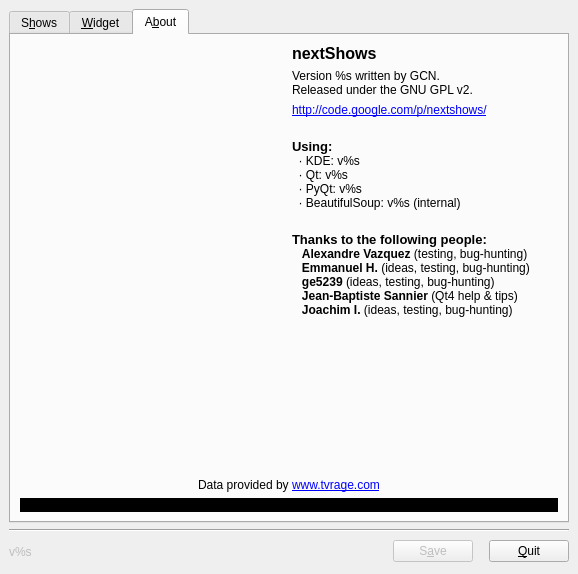
The window that nextShows/WorkFiles/ConfigGUI/NextShowsConfig.ui (gilcn/nextshows) describes before a commit, drawn with Qt 5.
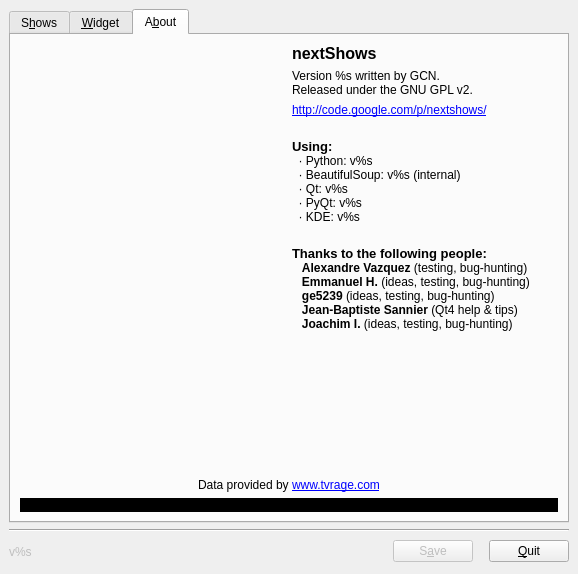
The same window after the commit. Icons and pictures are not drawn.

Commit message: Adding Python version to "About" tab

```diff
--- a/nextShows/WorkFiles/ConfigGUI/NextShowsConfig.ui
+++ b/nextShows/WorkFiles/ConfigGUI/NextShowsConfig.ui
@@ -2048,10 +2048,12 @@
 p, li { white-space: pre-wrap; }
 &lt;/style>&lt;/head>&lt;body style=" font-family:'Sans Serif'; font-size:9pt; font-weight:400; font-style:normal; text-decoration:none;">
 &lt;p style=" margin-top:0px; margin-bottom:0px; margin-left:0px; margin-right:0px; -qt-block-indent:0; text-indent:0px;">&lt;span style=" font-size:10pt; font-weight:600;">Using:&lt;/span>&lt;/p>
-&lt;p style=" margin-top:0px; margin-bottom:0px; margin-left:0px; margin-right:0px; -qt-block-indent:0; text-indent:0px;">  &amp;middot; KDE: v%s&lt;/p>
+&lt;p style=" margin-top:0px; margin-bottom:0px; margin-left:0px; margin-right:0px; -qt-block-indent:0; text-indent:0px;">  &amp;middot; Python: v%s&lt;/p>
+&lt;p style=" margin-top:0px; margin-bottom:0px; margin-left:0px; margin-right:0px; -qt-block-indent:0; text-indent:0px;">  &amp;middot; BeautifulSoup: v%s (internal)&lt;/p>
 &lt;p style=" margin-top:0px; margin-bottom:0px; margin-left:0px; margin-right:0px; -qt-block-indent:0; text-indent:0px;">  &amp;middot; Qt: v%s&lt;/p>
 &lt;p style=" margin-top:0px; margin-bottom:0px; margin-left:0px; margin-right:0px; -qt-block-indent:0; text-indent:0px;">  &amp;middot; PyQt: v%s&lt;/p>
-&lt;p style=" margin-top:0px; margin-bottom:0px; margin-left:0px; margin-right:0px; -qt-block-indent:0; text-indent:0px;">  &amp;middot; BeautifulSoup: v%s (internal)&lt;/p>&lt;/body>&lt;/html></string>
+&lt;p style=" margin-top:0px; margin-bottom:0px; margin-left:0px; margin-right:0px; -qt-block-indent:0; text-indent:0px;">  &amp;middot; KDE: v%s&lt;/p>
+&lt;/body>&lt;/html></string>
              </property>
             </widget>
            </item>
```
The commit also changes 1 other file.
